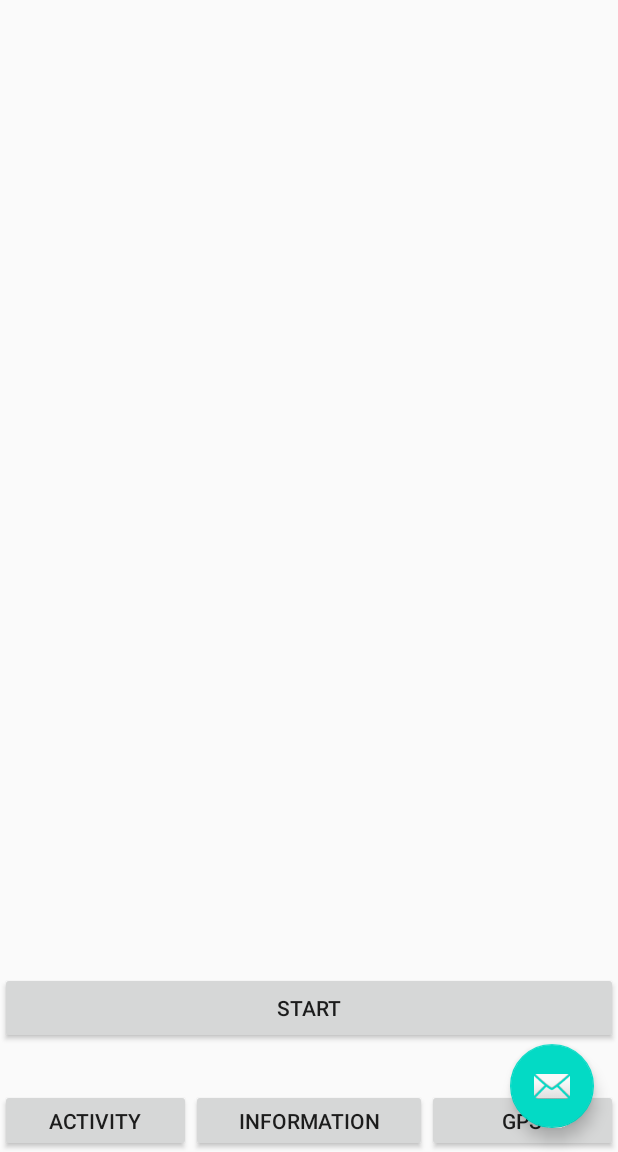
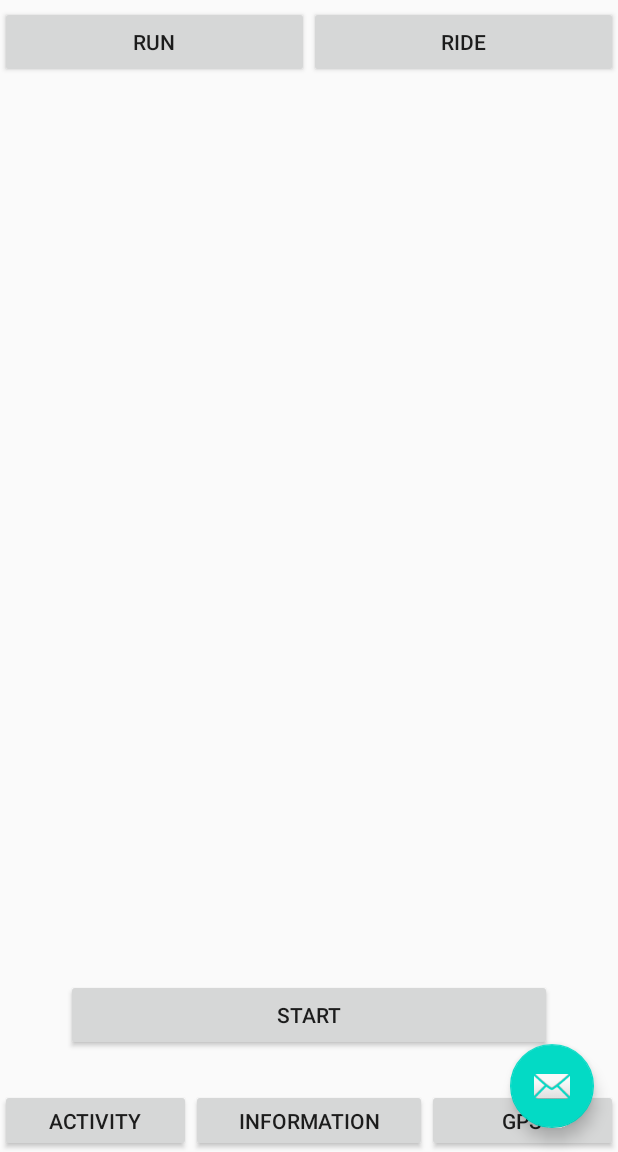
Before and after one commit to 1105959326/IAT359, an Android app: the screen it shows after launch (MainActivity), after a tap on "ACTIVITY", on a phone screen of 412 x 824 dp, the part 84-1236 px from its top. Run offline under Robolectric (Android 15) with nearby library versions, the phone set to English and light mode, and no system bars.

Commit message:
work_update

```diff
--- a/weFit/app/src/main/java/com/example/wefit/RecordingActivity.java
+++ b/weFit/app/src/main/java/com/example/wefit/RecordingActivity.java
@@ -27,27 +27,21 @@ public class RecordingActivity extends Fragment implements View.OnClickListener{
 
     public void onViewCreated(@NonNull View view, Bundle savedInstanceState) {
         super.onViewCreated(view, savedInstanceState);
-        firstButton = view.findViewById(R.id.button_first);
-        firstButton.setOnClickListener(new View.OnClickListener() {
-            @Override
-            public void onClick(View view) {
 
-                    if(secondFragment==null){
-                       secondFragment = new SecondFragment();
-                    }
-                    getFragmentManager().beginTransaction().replace(R.id.activity_window,secondFragment).commitAllowingStateLoss();
+        findId(view);
 
-                }
-        });
+    }
 
-<<<<<<< HEAD:weFit/app/src/main/java/com/example/wefit/RecordingActivity.java
+    private void findId(View view){
+        runBtn = view.findViewById(R.id.run_button);
+        rideBtn = view.findViewById(R.id.ride_button);
+        startBtn = view.findViewById(R.id.startRec);
+
 
     }
 
     @Override
     public void onClick(View v) {
 
-=======
->>>>>>> 0eaaf152f5ee77a18b71926ecf993f20d8e1e069:weFit/app/src/main/java/com/example/wefit/FirstFragment.java
     }
 }
--- a/weFit/app/src/main/java/com/example/wefit/SecondFragment.java
+++ b/weFit/app/src/main/java/com/example/wefit/SecondFragment.java
@@ -16,7 +16,6 @@ public class SecondFragment extends Fragment implements View.OnClickListener {
 
     private Button activityButton;
     private Button SecondButton;
-    private FirstFragment firstFragment;
 
     @Override
     public View onCreateView(
@@ -31,20 +30,20 @@ public class SecondFragment extends Fragment implements View.OnClickListener {
 
     public void onViewCreated(@NonNull View view, Bundle savedInstanceState) {
         super.onViewCreated(view, savedInstanceState);
-        SecondButton= view.findViewById(R.id.button_second);
-        SecondButton.setOnClickListener(new View.OnClickListener(){
-            @Override
-            public void onClick(View v) {
-                if(firstFragment==null){
-                    firstFragment = new FirstFragment();
-                }
-                getFragmentManager().beginTransaction().replace(R.id.activity_window,firstFragment).commitAllowingStateLoss();
-
-            }
-
-
-
-        });
+//        SecondButton= view.findViewById(R.id.button_second);
+//        SecondButton.setOnClickListener(new View.OnClickListener(){
+//            @Override
+//            public void onClick(View v) {
+//                if(firstFragment==null){
+//                    firstFragment = new FirstFragment();
+//                }
+//                getFragmentManager().beginTransaction().replace(R.id.activity_window,firstFragment).commitAllowingStateLoss();
+//
+//            }
+//
+//
+//
+//        });
 
 
 //        view.findViewById(R.id.button_second).setOnClickListener(new View.OnClickListener() {
--- a/weFit/app/src/main/res/layout/activity_button.xml
+++ b/weFit/app/src/main/res/layout/activity_button.xml
@@ -10,17 +10,17 @@
         android:orientation="horizontal">
 
         <Button
-            android:id="@+id/walk_button"
+            android:id="@+id/run_button"
             android:layout_width="match_parent"
             android:layout_height="wrap_content"
             android:layout_weight="1"
             android:text="Run" />
 
         <Button
-            android:id="@+id/button2"
+            android:id="@+id/ride_button"
             android:layout_width="match_parent"
             android:layout_height="wrap_content"
             android:layout_weight="1"
-            android:text="Drive" />
+            android:text="Ride" />
     </LinearLayout>
 </androidx.constraintlayout.widget.ConstraintLayout>
--- a/weFit/app/src/main/res/layout/activity_record.xml
+++ b/weFit/app/src/main/res/layout/activity_record.xml
@@ -23,7 +23,14 @@
             <TableRow
                 android:layout_width="match_parent"
                 android:layout_height="match_parent"
-                android:layout_weight="1" />
+                android:layout_weight="1" >
+
+                <include
+                    layout="@layout/activity_button"
+                    android:layout_width="match_parent"
+                    android:layout_height="wrap_content"
+                    android:layout_weight="1"></include>
+            </TableRow>
 
             <TableRow
                 android:layout_width="match_parent"
@@ -44,7 +51,7 @@
                 android:layout_weight="1" >
 
                 <Button
-                    android:id="@+id/s"
+                    android:id="@+id/startRec"
                     android:layout_width="wrap_content"
                     android:layout_height="wrap_content"
                     android:layout_gravity="center_horizontal|top"
```
